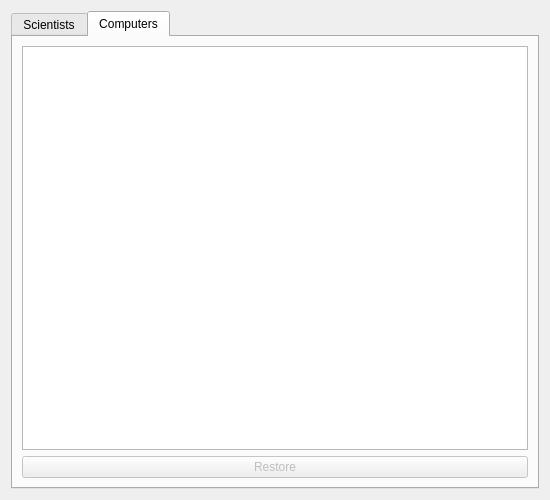
The window that VLNvika3/restore.ui (Gylfian/VLN-vika-3) describes before a commit, drawn with Qt 5.
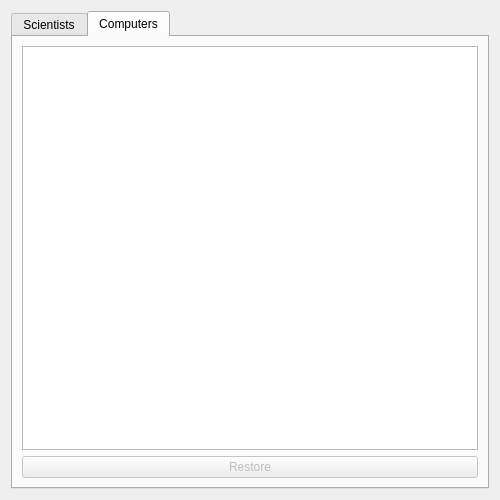
The same window after the commit.

```diff
--- a/VLNvika3/restore.ui
+++ b/VLNvika3/restore.ui
@@ -6,19 +6,19 @@
    <rect>
     <x>0</x>
     <y>0</y>
-    <width>550</width>
+    <width>500</width>
     <height>500</height>
    </rect>
   </property>
   <property name="minimumSize">
    <size>
-    <width>550</width>
+    <width>500</width>
     <height>500</height>
    </size>
   </property>
   <property name="maximumSize">
    <size>
-    <width>550</width>
+    <width>500</width>
     <height>500</height>
    </size>
   </property>
```
